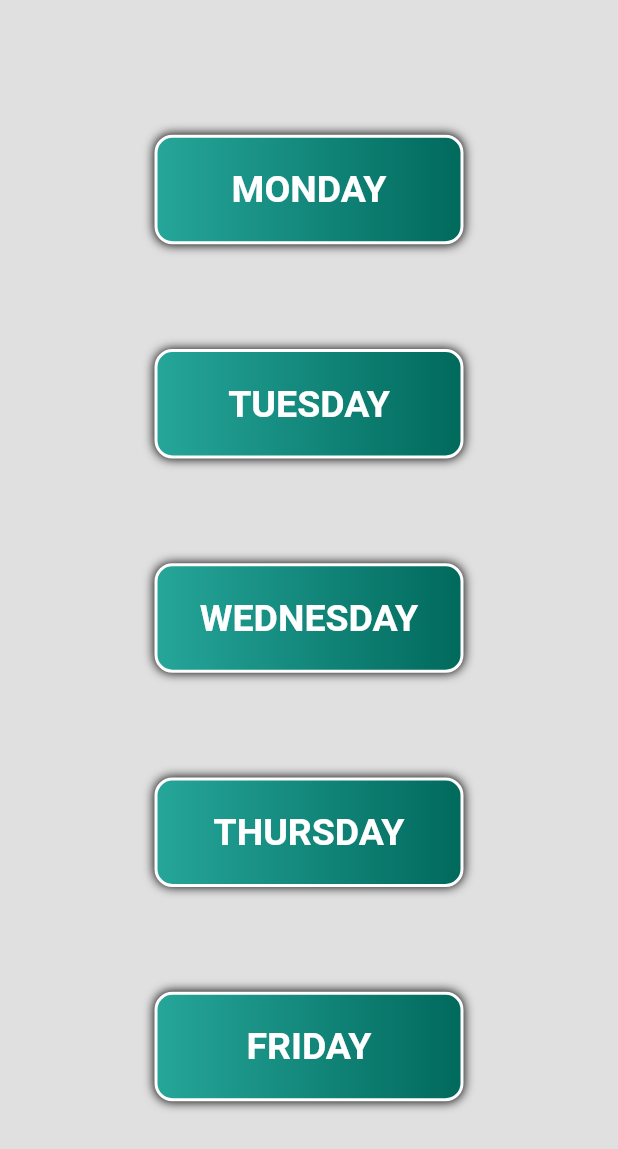
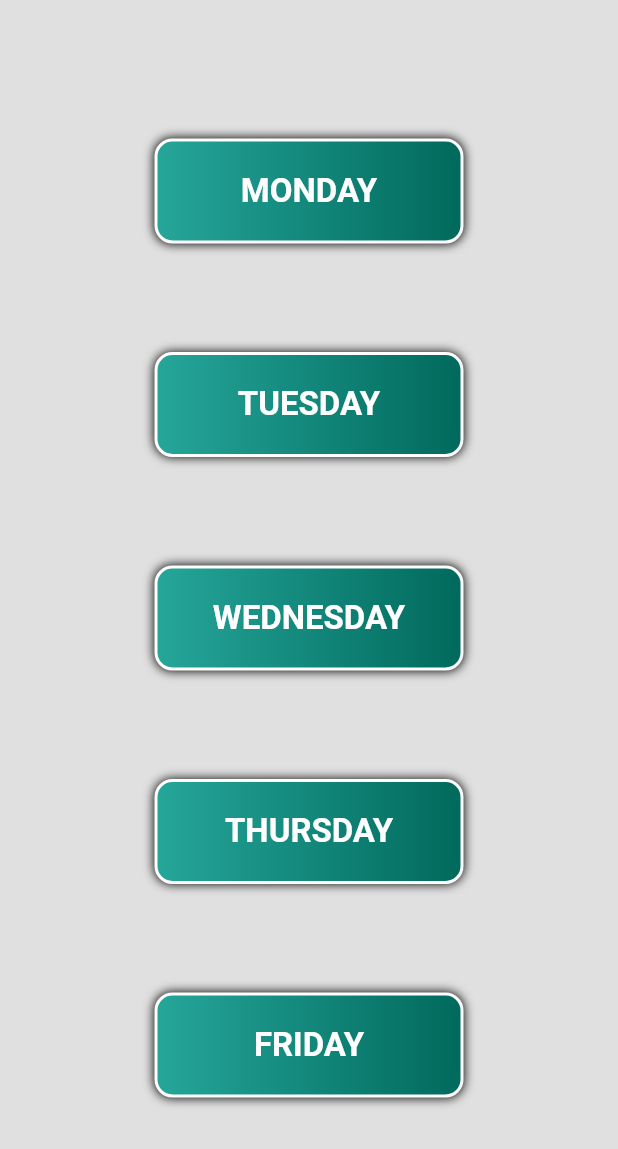
Before and after one commit to fuadmansoork/Go_To_Live, a Flutter app: the screen it shows after launch, after a tap on the "arrow forward ios" icon, on a phone screen of 412 x 824 dp. Shown: the top 1149 px of the screen. Run offline on Flutter 3.47's test engine with Material 2 defaults, Android fonts, the phone set to English and light mode, and no system bars; our stand-ins replace google_fonts, sqflite, toggle_switch; accounts and stored records are empty.

Commit message:
Titile Changed

```diff
--- a/GoToLive/lib/HomePage/Days.dart
+++ b/GoToLive/lib/HomePage/Days.dart
@@ -44,7 +44,7 @@ class Days extends StatelessWidget {
                       child: Text(
                     "MONDAY",
                     style: TextStyle(
-                        fontSize: 25,
+                        fontSize: 22,
                         color: Colors.white,
                         fontWeight: FontWeight.bold),
                   )),
@@ -79,7 +79,7 @@ class Days extends StatelessWidget {
                       child: Text(
                     "TUESDAY",
                     style: TextStyle(
-                        fontSize: 25,
+                        fontSize: 22,
                         color: Colors.white,
                         fontWeight: FontWeight.bold),
                   )),
@@ -113,7 +113,7 @@ class Days extends StatelessWidget {
                   child: Center(
                       child: Text("WEDNESDAY",
                           style: TextStyle(
-                              fontSize: 25,
+                              fontSize: 22,
                               color: Colors.white,
                               fontWeight: FontWeight.bold))),
                 ),
@@ -146,7 +146,7 @@ class Days extends StatelessWidget {
                   child: Center(
                       child: Text("THURSDAY",
                           style: TextStyle(
-                              fontSize: 25,
+                              fontSize: 22,
                               color: Colors.white,
                               fontWeight: FontWeight.bold))),
                 ),
@@ -179,7 +179,7 @@ class Days extends StatelessWidget {
                   child: Center(
                       child: Text("FRIDAY",
                           style: TextStyle(
-                              fontSize: 25,
+                              fontSize: 22,
                               color: Colors.white,
                               fontWeight: FontWeight.bold))),
                 ),
--- a/GoToLive/lib/main.dart
+++ b/GoToLive/lib/main.dart
@@ -13,7 +13,7 @@ class MyApp extends StatelessWidget {
   Widget build(BuildContext context) {
     return MaterialApp(
       debugShowCheckedModeBanner: false,
-      title: 'Flutter Demo',
+      title: 'GoToLive',
       theme: ThemeData(
         // This is the theme of your application.
         //
```
